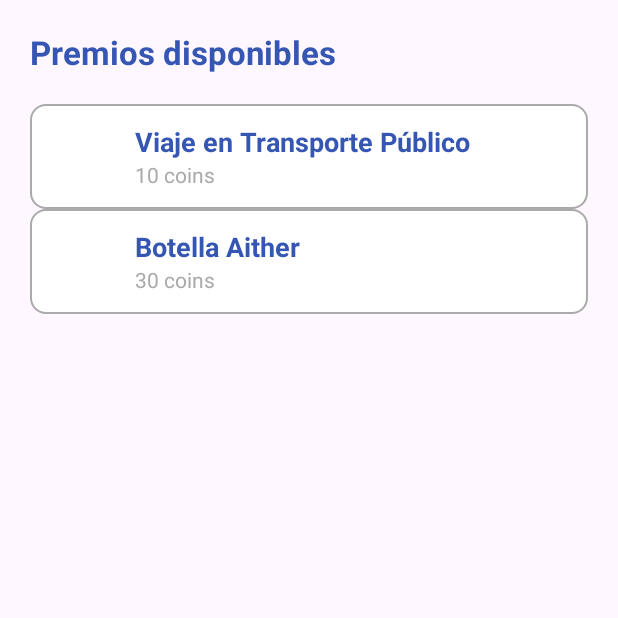
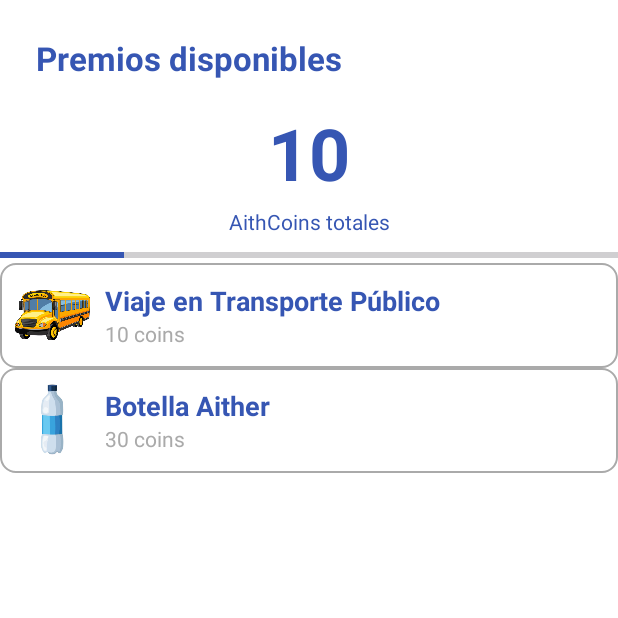
Before and after one commit to Ferraann/ProyectoBiometria, an Android app: the ListaPremiosActivity screen opened directly, with no data from a screen before it, on a phone screen of 412 x 824 dp, the top half of it. Run offline under Robolectric (Android 15) with nearby library versions, the phone set to English and light mode, and no system bars; libraries missing offline, so code that uses them is left out: com.journeyapps.barcodescanner.

```diff
--- a/src/android/app/src/main/java/com/example/grupo5/aitherapp/PremioAdapter.java
+++ b/src/android/app/src/main/java/com/example/grupo5/aitherapp/PremioAdapter.java
@@ -15,7 +15,6 @@ import android.widget.Toast;
 import androidx.annotation.NonNull;
 import androidx.recyclerview.widget.RecyclerView;
 
-import com.example.grupo5.aitherapp.pojos.PojoPremio;
 import com.journeyapps.barcodescanner.BarcodeEncoder;
 import com.google.zxing.BarcodeFormat;
 import com.google.zxing.WriterException;
@@ -24,14 +23,24 @@ import java.io.File;
 import java.io.FileOutputStream;
 import java.util.List;
 
+
 public class PremioAdapter extends RecyclerView.Adapter<PremioAdapter.PremioViewHolder> {
 
     private List<PojoPremio> premios;
     private Context context;
+    private OnCoinsChangedListener coinsListener;
 
     public PremioAdapter(List<PojoPremio> premios, Context context) {
         this.premios = premios;
         this.context = context;
+    }
+
+    public interface OnCoinsChangedListener {
+        void onCoinsChanged(int nuevoCoins);
+    }
+
+    public void setOnCoinsChangedListener(OnCoinsChangedListener listener) {
+        this.coinsListener = listener;
     }
 
     @NonNull
@@ -54,13 +63,19 @@ public class PremioAdapter extends RecyclerView.Adapter<PremioAdapter.PremioView
             String email = prefs.getString("emailUsuario", "correo_por_defecto@example.com");
 
             if (coinsUsuario >= premio.getCoins()) {
+                // Descontar coins
                 coinsUsuario -= premio.getCoins();
                 prefs.edit().putInt("coinsUsuario", coinsUsuario).apply();
 
+                // Actualizar UI mediante callback
+                if (coinsListener != null) {
+                    coinsListener.onCoinsChanged(coinsUsuario);
+                }
+
                 Toast.makeText(context, "Elemento canjeado", Toast.LENGTH_SHORT).show();
 
-                // Premios de 50 o más coins envían QR
-                if (premio.getCoins() >= 50) {
+                // Enviar correo con QR solo si es "Viaje en Transporte Público"
+                if (premio.getNombre().equals("Viaje en Transporte Público")) {
                     Bitmap qr = generarQR("ID_USUARIO_" + System.currentTimeMillis());
                     if (qr != null) {
                         enviarCorreoConQR(email, premio.getNombre(), qr);
@@ -68,6 +83,7 @@ public class PremioAdapter extends RecyclerView.Adapter<PremioAdapter.PremioView
                         enviarCorreoConfirmacion(email, premio.getNombre());
                     }
                 } else {
+                    // Para otros premios normales
                     enviarCorreoConfirmacion(email, premio.getNombre());
                 }
 
@@ -75,6 +91,7 @@ public class PremioAdapter extends RecyclerView.Adapter<PremioAdapter.PremioView
                 Toast.makeText(context, "No tienes suficientes AithCoins", Toast.LENGTH_SHORT).show();
             }
         });
+
     }
 
     @Override
@@ -118,7 +135,6 @@ public class PremioAdapter extends RecyclerView.Adapter<PremioAdapter.PremioView
     // Enviar correo con QR
     private void enviarCorreoConQR(String email, String nombrePremio, Bitmap qrBitmap) {
         try {
-            // Guardar QR temporalmente
             File qrFile = new File(context.getCacheDir(), "qr.png");
             FileOutputStream fos = new FileOutputStream(qrFile);
             qrBitmap.compress(Bitmap.CompressFormat.PNG, 100, fos);
--- a/src/android/app/src/main/java/com/example/grupo5/aitherapp/activitysApp/HomeActivity.java
+++ b/src/android/app/src/main/java/com/example/grupo5/aitherapp/activitysApp/HomeActivity.java
@@ -25,7 +25,18 @@ public class HomeActivity extends AppCompatActivity {
         super.onCreate(savedInstanceState);
         setContentView(R.layout.activity_home);
 
+        SharedPreferences prefs = getSharedPreferences("MiAppPrefs", MODE_PRIVATE);
 
+        // Sumar 10 coins al iniciar la app
+        int coinsUsuario = prefs.getInt("coinsUsuario", 0);
+        coinsUsuario += 10;
+        prefs.edit().putInt("coinsUsuario", coinsUsuario).apply();
+
+        // Mostrar en la UI si tienes TextView
+        TextView tvCoins = findViewById(R.id.coinNumber);
+        if(tvCoins != null) {
+            tvCoins.setText(String.valueOf(coinsUsuario));
+        }
 
         findViewById(R.id.btnVincularQR).setOnClickListener(v ->
                 startActivity(new Intent(HomeActivity.this, VincularQRActivity.class))
--- a/src/android/app/src/main/java/com/example/grupo5/aitherapp/activitysApp/ListaPremiosActivity.java
+++ b/src/android/app/src/main/java/com/example/grupo5/aitherapp/activitysApp/ListaPremiosActivity.java
@@ -1,6 +1,10 @@
 package com.example.grupo5.aitherapp.activitysApp;
-import com.example.grupo5.aitherapp.pojos.PojoPremio;
+
+import android.content.SharedPreferences;
 import android.os.Bundle;
+import android.widget.ProgressBar;
+import android.widget.TextView;
+
 import androidx.appcompat.app.AppCompatActivity;
 import androidx.recyclerview.widget.LinearLayoutManager;
 import androidx.recyclerview.widget.RecyclerView;
@@ -17,21 +21,50 @@ public class ListaPremiosActivity extends AppCompatActivity {
     private RecyclerView recyclerView;
     private PremioAdapter adapter;
     private List<PojoPremio> premios;
+    private TextView tvCoins;
+    private ProgressBar progressBar;
 
     @Override
     protected void onCreate(Bundle savedInstanceState) {
         super.onCreate(savedInstanceState);
         setContentView(R.layout.activity_lista_premios);
 
+        SharedPreferences prefs = getSharedPreferences("MiAppPrefs", MODE_PRIVATE);
+
+// Sumar 10 coins cada vez que se entra
+        int coinsUsuario = prefs.getInt("coinsUsuario", 0); // 0 si no existe
+
+// Actualizar UI
+        tvCoins = findViewById(R.id.coinNumber);
+        progressBar = findViewById(R.id.progressBar);
+        tvCoins.setText(String.valueOf(coinsUsuario));
+        progressBar.setMax(50); // meta
+        progressBar.setProgress(coinsUsuario);
+        if (!prefs.contains("emailUsuario")) {
+            prefs.edit().putString("emailUsuario", "usuario@ejemplo.com").apply();
+        }
+
+        // UI coins
+        tvCoins = findViewById(R.id.coinNumber);
+        progressBar = findViewById(R.id.progressBar);
+
+
+
+        // RecyclerView
         recyclerView = findViewById(R.id.recyclerPremios);
         recyclerView.setLayoutManager(new LinearLayoutManager(this));
 
         premios = new ArrayList<>();
-
-        premios.add(new PojoPremio("Viaje en Transporte Público", 10, R.drawable.ic_bus));
-        premios.add(new PojoPremio("Botella Aither", 30, R.drawable.ic_botella));
+        premios.add(new PojoPremio("Viaje en Transporte Público", 10, R.drawable.img));
+        premios.add(new PojoPremio("Botella Aither", 30, R.drawable.img_1));
 
         adapter = new PremioAdapter(premios, this);
         recyclerView.setAdapter(adapter);
+
+        // Callback para actualizar coins al canjear
+        adapter.setOnCoinsChangedListener(nuevoCoins -> {
+            tvCoins.setText(String.valueOf(nuevoCoins));
+            progressBar.setProgress(nuevoCoins);
+        });
     }
 }
--- a/src/android/app/src/main/res/drawable/ic_botella.xml
+++ /dev/null
@@ -1,4 +0,0 @@
-<?xml version="1.0" encoding="utf-8"?>
-<selector xmlns:android="http://schemas.android.com/apk/res/android">
-
-</selector>
--- a/src/android/app/src/main/res/drawable/ic_bus.xml
+++ /dev/null
@@ -1,4 +0,0 @@
-<?xml version="1.0" encoding="utf-8"?>
-<selector xmlns:android="http://schemas.android.com/apk/res/android">
-
-</selector>
--- a/src/android/app/src/main/res/layout/activity_lista_premios.xml
+++ b/src/android/app/src/main/res/layout/activity_lista_premios.xml
@@ -1,21 +1,73 @@
 <?xml version="1.0" encoding="utf-8"?>
-<LinearLayout xmlns:android="http://schemas.android.com/apk/res/android"
-    android:orientation="vertical"
+<androidx.constraintlayout.widget.ConstraintLayout
+    xmlns:android="http://schemas.android.com/apk/res/android"
+    xmlns:app="http://schemas.android.com/apk/res-auto"
     android:layout_width="match_parent"
     android:layout_height="match_parent"
-    android:padding="20dp">
+    android:background="@color/blanco">
 
     <TextView
+        android:id="@+id/tvTituloLista"
         android:layout_width="wrap_content"
         android:layout_height="wrap_content"
         android:text="Premios disponibles"
         android:textSize="22sp"
         android:textStyle="bold"
-        android:layout_marginBottom="20dp"
-        android:textColor="@color/azul_ToolBar"/>
+        android:textColor="@color/azul_ToolBar"
+        android:layout_marginTop="24dp"
+        android:layout_marginStart="24dp"
+        app:layout_constraintTop_toTopOf="parent"
+        app:layout_constraintStart_toStartOf="parent"/>
+    <!-- Número de coins del usuario -->
+    <TextView
+        android:id="@+id/coinNumber"
+        android:layout_width="wrap_content"
+        android:layout_height="wrap_content"
+        android:text="0"
+        android:textSize="48sp"
+        android:textStyle="bold"
+        android:textColor="@color/azul_ToolBar"
+        android:layout_marginTop="16dp"
+        app:layout_constraintTop_toBottomOf="@id/tvTituloLista"
+        app:layout_constraintStart_toStartOf="parent"
+        app:layout_constraintEnd_toEndOf="parent"/>
+
+    <!-- Texto descriptivo -->
+    <TextView
+        android:id="@+id/coinText"
+        android:layout_width="wrap_content"
+        android:layout_height="wrap_content"
+        android:text="AithCoins totales"
+        android:textSize="14sp"
+        android:textColor="@color/azul_ToolBar"
+        app:layout_constraintTop_toBottomOf="@id/coinNumber"
+        app:layout_constraintStart_toStartOf="parent"
+        app:layout_constraintEnd_toEndOf="parent"
+        android:layout_marginTop="4dp"/>
+
+    <!-- ProgressBar -->
+    <ProgressBar
+        android:id="@+id/progressBar"
+        style="?android:attr/progressBarStyleHorizontal"
+        android:layout_width="0dp"
+        android:layout_height="10dp"
+        android:progress="0"
+        android:max="50"
+        android:progressTint="@color/azul_ToolBar"
+        android:backgroundTint="#D0D8F0"
+        app:layout_constraintTop_toBottomOf="@id/coinText"
+        app:layout_constraintStart_toStartOf="parent"
+        app:layout_constraintEnd_toEndOf="parent"
+        android:layout_marginTop="8dp"/>
 
     <androidx.recyclerview.widget.RecyclerView
         android:id="@+id/recyclerPremios"
-        android:layout_width="match_parent"
-        android:layout_height="match_parent"/>
-</LinearLayout>
+        android:layout_width="0dp"
+        android:layout_height="0dp"
+        app:layout_constraintBottom_toBottomOf="parent"
+        app:layout_constraintEnd_toEndOf="parent"
+        app:layout_constraintHorizontal_bias="1.0"
+        app:layout_constraintStart_toStartOf="parent"
+        app:layout_constraintTop_toBottomOf="@+id/progressBar" />
+
+</androidx.constraintlayout.widget.ConstraintLayout>
--- a/src/android/app/src/main/res/layout/item_premio.xml
+++ b/src/android/app/src/main/res/layout/item_premio.xml
@@ -7,13 +7,13 @@
     android:background="@drawable/item_background"
     android:gravity="center_vertical">
 
-    <ImageView
+    <androidx.appcompat.widget.AppCompatImageView
         android:id="@+id/imgPremio"
         android:layout_width="50dp"
         android:layout_height="50dp"
-        android:src="@drawable/ic_premio"
         android:contentDescription="Imagen del premio"
         android:layout_marginEnd="10dp"/>
+
 
     <LinearLayout
         android:orientation="vertical"
```
Also changed, not shown: src/android/app/src/main/res/drawable/img.png (added), src/android/app/src/main/res/drawable/img_1.png (added).
